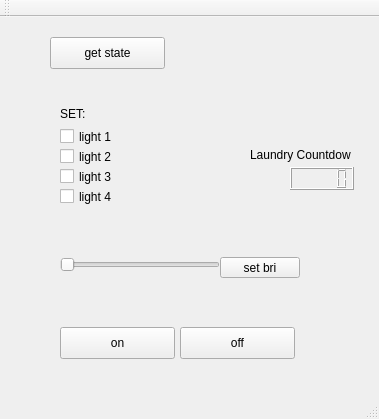
Qt form huecontrolwindow.ui (johnty/HueController) before a commit.
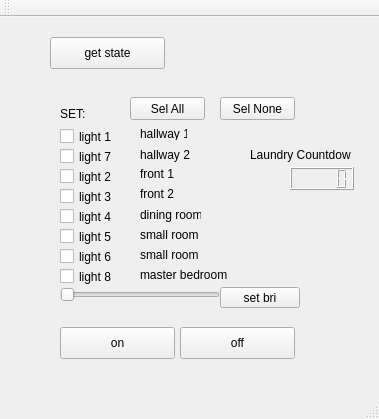
The same form after that commit.

The edit to the form file:
```diff
--- a/huecontrolwindow.ui
+++ b/huecontrolwindow.ui
@@ -57,7 +57,7 @@
     <property name="geometry">
      <rect>
       <x>60</x>
-      <y>240</y>
+      <y>270</y>
       <width>160</width>
       <height>16</height>
      </rect>
@@ -73,7 +73,7 @@
     <property name="geometry">
      <rect>
       <x>220</x>
-      <y>240</y>
+      <y>270</y>
       <width>80</width>
       <height>21</height>
      </rect>
@@ -99,7 +99,7 @@
     <property name="geometry">
      <rect>
       <x>60</x>
-      <y>130</y>
+      <y>150</y>
       <width>72</width>
       <height>19</height>
      </rect>
@@ -112,7 +112,7 @@
     <property name="geometry">
      <rect>
       <x>60</x>
-      <y>150</y>
+      <y>170</y>
       <width>72</width>
       <height>19</height>
      </rect>
@@ -125,7 +125,7 @@
     <property name="geometry">
      <rect>
       <x>60</x>
-      <y>170</y>
+      <y>190</y>
       <width>72</width>
       <height>19</height>
      </rect>
@@ -170,6 +170,188 @@
      <string>Laundry Countdown</string>
     </property>
    </widget>
+   <widget class="QLabel" name="label_3">
+    <property name="geometry">
+     <rect>
+      <x>140</x>
+      <y>110</y>
+      <width>47</width>
+      <height>13</height>
+     </rect>
+    </property>
+    <property name="text">
+     <string>hallway 1</string>
+    </property>
+   </widget>
+   <widget class="QLabel" name="label_4">
+    <property name="geometry">
+     <rect>
+      <x>140</x>
+      <y>150</y>
+      <width>47</width>
+      <height>13</height>
+     </rect>
+    </property>
+    <property name="text">
+     <string>front 1</string>
+    </property>
+   </widget>
+   <widget class="QLabel" name="label_5">
+    <property name="geometry">
+     <rect>
+      <x>140</x>
+      <y>170</y>
+      <width>47</width>
+      <height>13</height>
+     </rect>
+    </property>
+    <property name="text">
+     <string>front 2</string>
+    </property>
+   </widget>
+   <widget class="QLabel" name="label_6">
+    <property name="geometry">
+     <rect>
+      <x>140</x>
+      <y>190</y>
+      <width>61</width>
+      <height>16</height>
+     </rect>
+    </property>
+    <property name="text">
+     <string>dining room</string>
+    </property>
+   </widget>
+   <widget class="QCheckBox" name="checkBox1_5">
+    <property name="geometry">
+     <rect>
+      <x>60</x>
+      <y>210</y>
+      <width>72</width>
+      <height>19</height>
+     </rect>
+    </property>
+    <property name="text">
+     <string>light 5</string>
+    </property>
+   </widget>
+   <widget class="QCheckBox" name="checkBox1_6">
+    <property name="geometry">
+     <rect>
+      <x>60</x>
+      <y>230</y>
+      <width>72</width>
+      <height>19</height>
+     </rect>
+    </property>
+    <property name="text">
+     <string>light 6</string>
+    </property>
+   </widget>
+   <widget class="QLabel" name="label_7">
+    <property name="geometry">
+     <rect>
+      <x>140</x>
+      <y>210</y>
+      <width>61</width>
+      <height>16</height>
+     </rect>
+    </property>
+    <property name="text">
+     <string>small room 1</string>
+    </property>
+   </widget>
+   <widget class="QLabel" name="label_8">
+    <property name="geometry">
+     <rect>
+      <x>140</x>
+      <y>230</y>
+      <width>61</width>
+      <height>16</height>
+     </rect>
+    </property>
+    <property name="text">
+     <string>small room 2</string>
+    </property>
+   </widget>
+   <widget class="QCheckBox" name="checkBox1_7">
+    <property name="geometry">
+     <rect>
+      <x>60</x>
+      <y>130</y>
+      <width>72</width>
+      <height>19</height>
+     </rect>
+    </property>
+    <property name="text">
+     <string>light 7</string>
+    </property>
+   </widget>
+   <widget class="QLabel" name="label_9">
+    <property name="geometry">
+     <rect>
+      <x>140</x>
+      <y>130</y>
+      <width>61</width>
+      <height>16</height>
+     </rect>
+    </property>
+    <property name="text">
+     <string>hallway 2</string>
+    </property>
+   </widget>
+   <widget class="QCheckBox" name="checkBox1_8">
+    <property name="geometry">
+     <rect>
+      <x>60</x>
+      <y>250</y>
+      <width>72</width>
+      <height>19</height>
+     </rect>
+    </property>
+    <property name="text">
+     <string>light 8</string>
+    </property>
+   </widget>
+   <widget class="QLabel" name="label_10">
+    <property name="geometry">
+     <rect>
+      <x>140</x>
+      <y>250</y>
+      <width>91</width>
+      <height>16</height>
+     </rect>
+    </property>
+    <property name="text">
+     <string>master bedroom</string>
+    </property>
+   </widget>
+   <widget class="QPushButton" name="pushButton_SelAll">
+    <property name="geometry">
+     <rect>
+      <x>130</x>
+      <y>80</y>
+      <width>75</width>
+      <height>23</height>
+     </rect>
+    </property>
+    <property name="text">
+     <string>Sel All</string>
+    </property>
+   </widget>
+   <widget class="QPushButton" name="pushButton_SelNone">
+    <property name="geometry">
+     <rect>
+      <x>220</x>
+      <y>80</y>
+      <width>75</width>
+      <height>23</height>
+     </rect>
+    </property>
+    <property name="text">
+     <string>Sel None</string>
+    </property>
+   </widget>
   </widget>
   <widget class="QMenuBar" name="menuBar">
    <property name="geometry">
```
Left out of the diff: 2 changed lines with no effect on the pictures.
